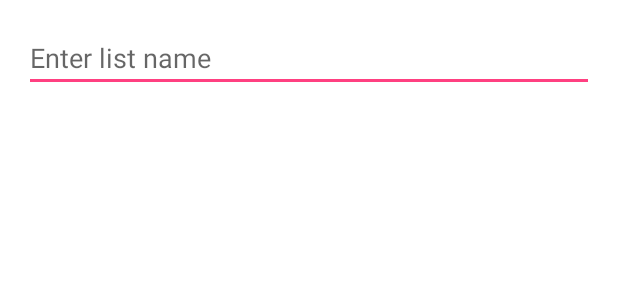
After one commit to m-strzelec/ProductHunter, an Android app: the layout dialog_save_list.xml on its own in the app's theme, with its tools: preview values and no code run, on a phone screen of 412 x 824 dp. The commit adds this screen. Shown: the top 300 px of the screen. Run offline under Robolectric (Android 15) with nearby library versions, the phone set to English and light mode, and no system bars.

Commit message:
fix to saving shopping list

```diff
--- a/app/src/main/res/layout/dialog_load_list.xml
+++ b/app/src/main/res/layout/dialog_load_list.xml
@@ -2,7 +2,6 @@
 <androidx.constraintlayout.widget.ConstraintLayout
     xmlns:android="http://schemas.android.com/apk/res/android"
     xmlns:app="http://schemas.android.com/apk/res-auto"
-    xmlns:tools="http://schemas.android.com/tools"
     android:layout_width="match_parent"
     android:layout_height="match_parent">
 
--- /dev/null
+++ b/app/src/main/res/layout/dialog_save_list.xml
@@ -0,0 +1,15 @@
+<?xml version="1.0" encoding="utf-8"?>
+<LinearLayout
+    xmlns:android="http://schemas.android.com/apk/res/android"
+    android:layout_width="match_parent"
+    android:layout_height="wrap_content"
+    android:orientation="vertical"
+    android:padding="16dp">
+
+    <EditText
+        android:id="@+id/listNameInput"
+        android:layout_width="match_parent"
+        android:layout_height="wrap_content"
+        android:hint="@string/enter_name" />
+
+</LinearLayout>
```
Also changed, not shown: app/src/main/java/pl/mobi/msbw/producthunter/firebase/FirebaseManager.kt (+6 -14 lines), app/src/main/java/pl/mobi/msbw/producthunter/ui/UserFragment.kt (+12 -17 lines), app/src/main/res/values/strings.xml (+2 -6 lines), 1 other file.
